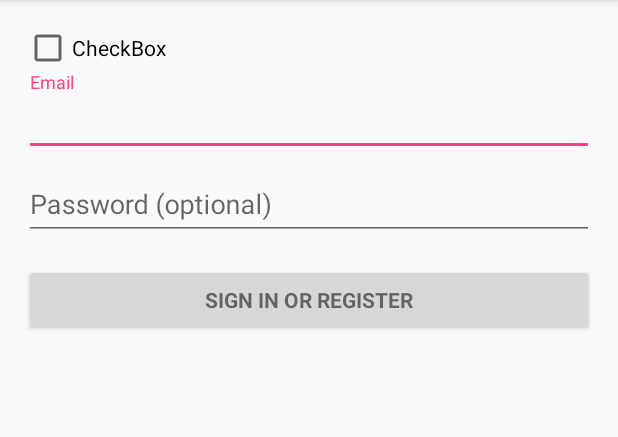
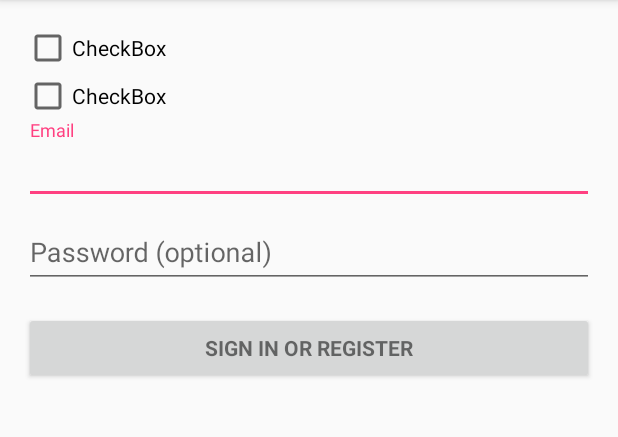
Before and after one commit to yufeidu/EatWithMe, an Android app: the screen it shows after launch (LoginActivity), on a phone screen of 412 x 824 dp, the part 84-521 px from its top. Run offline under Robolectric (Android 15) with nearby library versions, the phone set to English and light mode, and no system bars; 2 statements that could not run were skipped.

Commit message:
CheckBox added

```diff
--- a/app/src/main/res/layout/activity_login.xml
+++ b/app/src/main/res/layout/activity_login.xml
@@ -16,6 +16,12 @@
         android:layout_width="match_parent"
         android:layout_height="wrap_content"
         android:id="@+id/checkBox" />
+
+    <CheckBox
+        android:text="CheckBox"
+        android:layout_width="match_parent"
+        android:layout_height="wrap_content"
+        android:id="@+id/checkBox2" />
 
     <ProgressBar
         android:id="@+id/login_progress"
```
